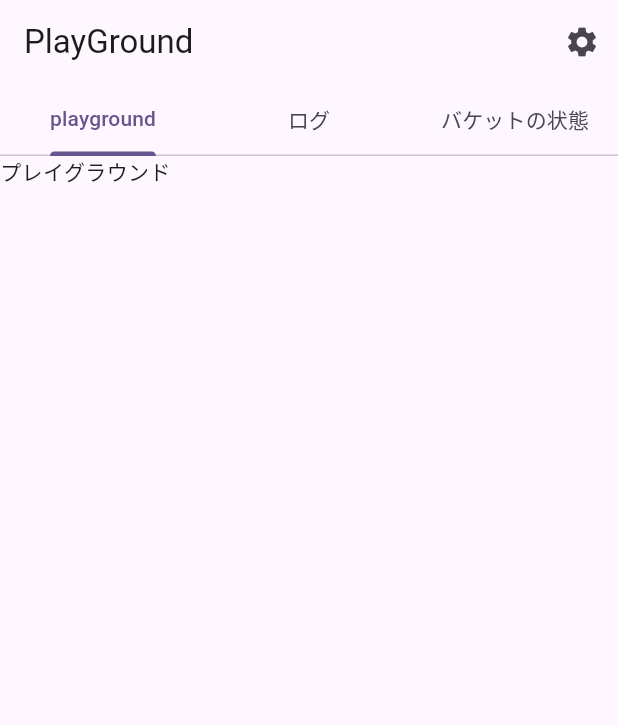
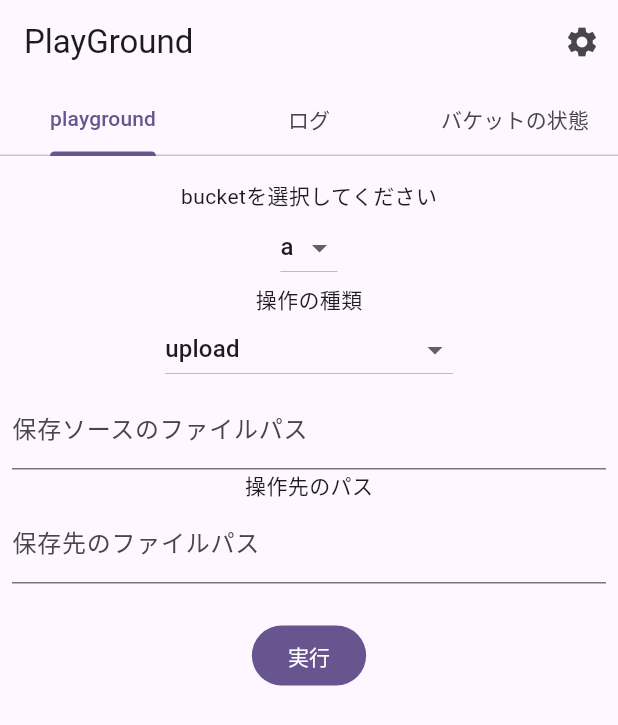
Before and after one commit to Pregum/supabase_storage_rls_practice, a Flutter app: the screen it shows once a user with an empty profile is signed in, on a phone screen of 412 x 824 dp. Shown: the top 725 px of the screen. Run offline on Flutter 3.47's test engine with Material 3 defaults, Android fonts, the phone set to English and light mode, and no system bars; our stand-ins replace auto_route, flutter_hooks, gap, hooks_riverpod, logger, riverpod_annotation and 1 more; accounts and stored records are empty; generated files the repository leaves out were written again.

Commit message:
wip: プレイグラウンドの画面を実装途中

```diff
--- /dev/null
+++ b/lib/domain/model/bucket_accessibility.dart
@@ -0,0 +1,4 @@
+enum BucketAccessibility {
+  private,
+  public,
+}
--- /dev/null
+++ b/lib/domain/model/bucket_kind.dart
@@ -0,0 +1,18 @@
+enum BucketKind {
+  a,
+  b,
+  c,
+  d,
+  e,
+  f,
+  g,
+  h,
+  i,
+  j,
+  k,
+  l,
+  m,
+  n,
+  o,
+  p,
+}
--- /dev/null
+++ b/lib/domain/model/operation_type.dart
@@ -0,0 +1,14 @@
+enum OperationType {
+  upload,
+  update,
+  move,
+  download,
+  list,
+  copy,
+  remove,
+  createSignedUrl,
+  createSignedUrls,
+  createSignedUploadUrl,
+  uploadToSignedUrl,
+  getPublicUrl,
+}
--- a/lib/ui/pages/play_ground/play_ground_page.dart
+++ b/lib/ui/pages/play_ground/play_ground_page.dart
@@ -5,6 +5,7 @@ import 'package:hooks_riverpod/hooks_riverpod.dart';
 import 'package:supabase_storage_rls_practice/config/logger.dart';
 import 'package:supabase_storage_rls_practice/routing/router.gr.dart';
 import 'package:supabase_storage_rls_practice/ui/pages/login/login_page.dart';
+import 'package:supabase_storage_rls_practice/ui/pages/play_ground/play_ground_panel.dart';
 
 @RoutePage()
 class PlayGroundPage extends HookConsumerWidget {
@@ -48,13 +49,18 @@ class PlayGroundPage extends HookConsumerWidget {
             child: TabBarView(
               controller: tabController,
               children: [
-                Container(
-                  child: Text('プレイグラウンド'),
+                // Container(
+                //   child: Text('プレイグラウンド'),
+                // ),
+                PlayGroundPanel(
+                  key: const PageStorageKey(0),
                 ),
                 Container(
+                  key: const PageStorageKey(1),
                   child: Text('ろぐ'),
                 ),
                 Container(
+                  key: const PageStorageKey(2),
                   child: Text('バケットの状態'),
                 ),
               ],
--- /dev/null
+++ b/lib/ui/pages/play_ground/play_ground_panel.dart
@@ -0,0 +1,90 @@
+import 'package:flutter/material.dart';
+import 'package:flutter_hooks/flutter_hooks.dart';
+import 'package:gap/gap.dart';
+import 'package:hooks_riverpod/hooks_riverpod.dart';
+import 'package:supabase_storage_rls_practice/domain/model/bucket_kind.dart';
+import 'package:supabase_storage_rls_practice/domain/model/operation_type.dart';
+
+class PlayGroundPanel extends HookConsumerWidget {
+  const PlayGroundPanel({super.key});
+
+  @override
+  Widget build(BuildContext context, WidgetRef ref) {
+    final bucketKind = useState<BucketKind>(BucketKind.a);
+    final operationType = useState<OperationType>(OperationType.upload);
+    final sourceFilePathController = useTextEditingController();
+    final destFilePathController = useTextEditingController();
+
+    // TabBarを切り替えた時に画面の更新が走る為、画面情報を保持するために配置
+    useAutomaticKeepAlive();
+
+    return GestureDetector(
+      onTap: () => primaryFocus?.unfocus(),
+      child: SingleChildScrollView(
+        child: Padding(
+          padding: const EdgeInsets.all(8.0),
+          child: Column(
+            mainAxisAlignment: MainAxisAlignment.spaceEvenly,
+            mainAxisSize: MainAxisSize.min,
+            children: <Widget>[
+              const Gap(8),
+              const Text('bucketを選択してください'),
+              DropdownButton(
+                value: bucketKind.value,
+                items: [
+                  for (final bucketKind in BucketKind.values)
+                    DropdownMenuItem(
+                      value: bucketKind,
+                      child: Text(bucketKind.name),
+                    ),
+                ],
+                onChanged: (newValue) {
+                  if (newValue == null) {
+                    return;
+                  }
+                  bucketKind.value = newValue;
+                },
+              ),
+              const Text('操作の種類'),
+              DropdownButton(
+                value: operationType.value,
+                items: [
+                  for (final operationType in OperationType.values)
+                    DropdownMenuItem(
+                      value: operationType,
+                      child: Text(operationType.name),
+                    ),
+                ],
+                onChanged: (newValue) {
+                  if (newValue == null) {
+                    return;
+                  }
+                  operationType.value = newValue;
+                },
+              ),
+              TextField(
+                controller: sourceFilePathController,
+                onChanged: (value) => sourceFilePathController.text = value,
+                decoration: const InputDecoration(
+                  labelText: '保存ソースのファイルパス',
+                  hintText: '保存ソースのファイルパスを入力してください',
+                ),
+              ),
+              const Text('操作先のパス'),
+              TextField(
+                controller: destFilePathController,
+                onChanged: (value) => sourceFilePathController.text = value,
+                decoration: const InputDecoration(
+                  labelText: '保存先のファイルパス',
+                  hintText: '保存先のファイルパスを入力してください',
+                ),
+              ),
+              const Gap(24),
+              FilledButton(child: const Text('実行'), onPressed: () {}),
+            ],
+          ),
+        ),
+      ),
+    );
+  }
+}
```
